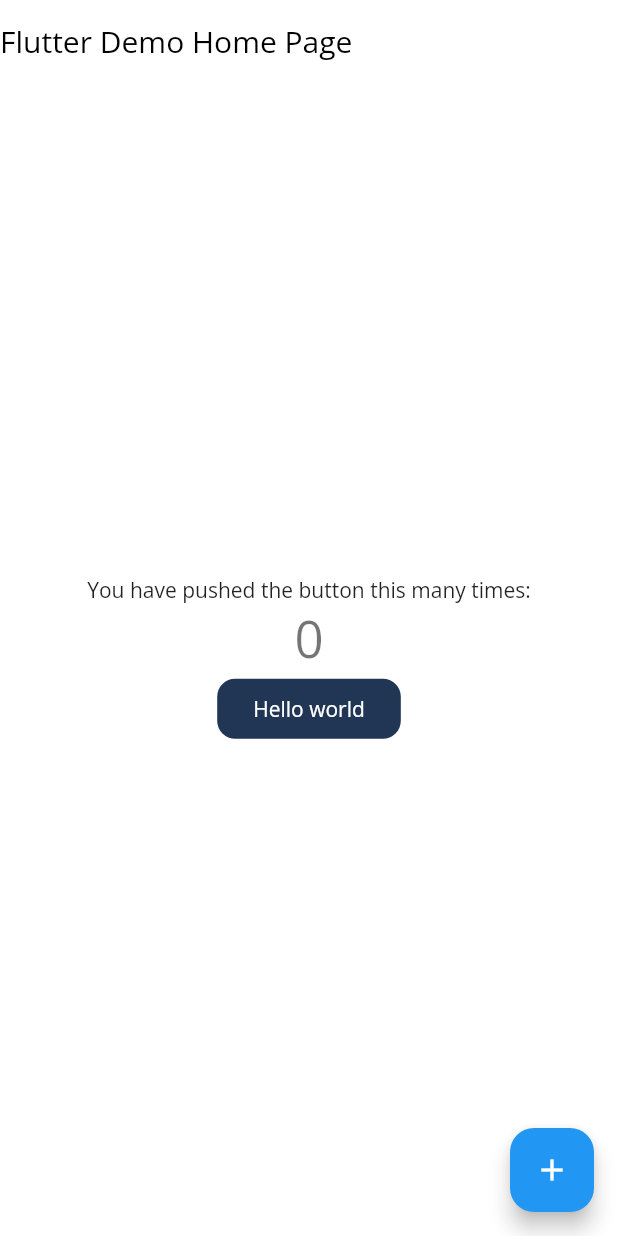
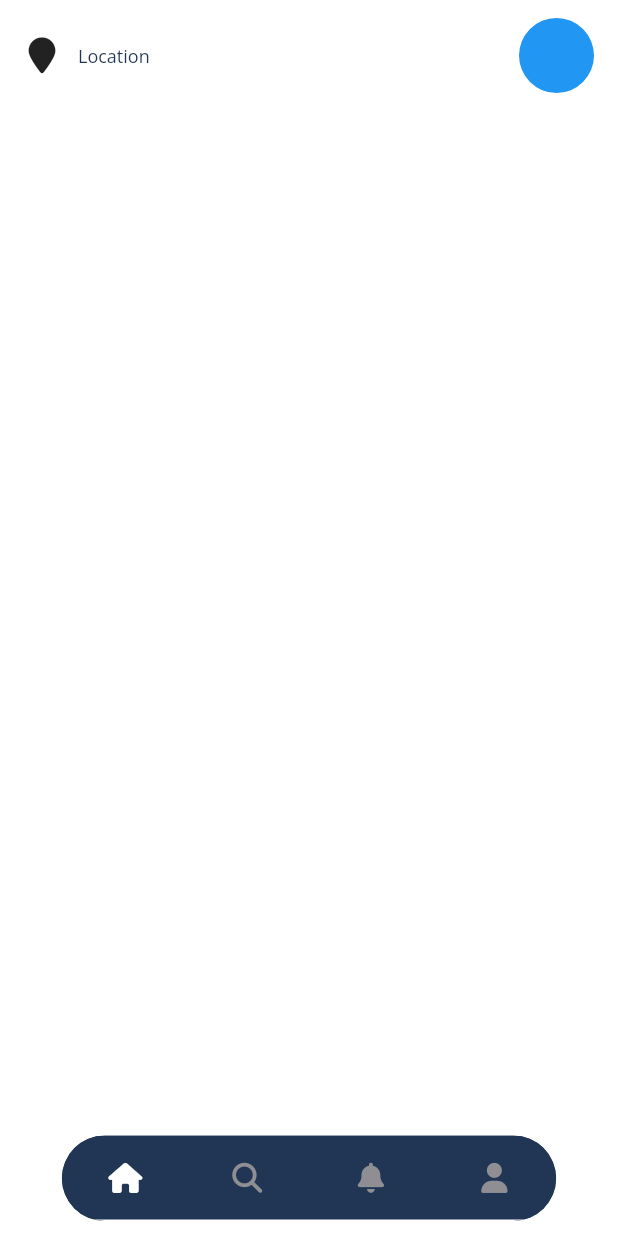
Before and after one commit to chhily/travel-go, a Flutter app: the screen it shows after launch, on a phone screen of 412 x 824 dp. Run offline on Flutter 3.47's test engine with Material 2 defaults, Android fonts, the phone set to English and light mode, and no system bars; our stand-ins replace font_awesome_flutter, google_fonts.

Commit message:
config root project

```diff
--- a/lib/constant/app_size.dart
+++ b/lib/constant/app_size.dart
@@ -2,12 +2,12 @@ import 'package:flutter/material.dart';
 
 class FontSize {
   FontSize._();
-  static const double fontSizeSmall = 8;
-  static const double fontSizeMedium = 12;
-  static const double fontSizeRegular = 14;
-  static const double fontSizeBig = 16;
-  static const double fontSizeTitle = 20;
-  static const double fontSizeHuge = 24;
+  static const double fontSizeSmall = 4;
+  static const double fontSizeMedium = 8;
+  static const double fontSizeRegular = 12;
+  static const double fontSizeBig = 14;
+  static const double fontSizeTitle = 16;
+  static const double fontSizeHuge = 20;
 }
 
 class AppRadius {
--- a/lib/constant/app_theme.dart
+++ b/lib/constant/app_theme.dart
@@ -0,0 +1,49 @@
+import 'package:flutter/material.dart';
+import 'package:flutter/services.dart';
+import 'package:google_fonts/google_fonts.dart';
+import 'package:travel_go/constant/app_color.dart';
+import 'package:travel_go/constant/app_size.dart';
+
+class AppTheme {
+  AppTheme._();
+
+  static ThemeData theme(TextTheme textTheme) {
+    return ThemeData(
+      textTheme: GoogleFonts.openSansTextTheme(textTheme).copyWith(),
+      elevatedButtonTheme: ElevatedButtonThemeData(
+        style: ElevatedButton.styleFrom(
+          elevation: 0,
+          backgroundColor: AppColors.primary,
+          textStyle: GoogleFonts.openSans(
+            fontSize: FontSize.fontSizeRegular,
+            color: AppColors.white,
+          ),
+          foregroundColor: AppColors.white,
+          shape: RoundedRectangleBorder(borderRadius: AppRadius.regular),
+        ),
+      ),
+      appBarTheme: AppBarTheme(
+        backgroundColor: Colors.transparent,
+        elevation: 0,
+        titleSpacing: 0,
+        titleTextStyle: GoogleFonts.openSans(
+          fontSize: FontSize.fontSizeTitle,
+          color: Colors.black,
+        ),
+        systemOverlayStyle: const SystemUiOverlayStyle(
+          statusBarColor: Colors.transparent,
+          statusBarIconBrightness: Brightness.dark, // For Android (dark icons)
+          statusBarBrightness: Brightness.light,
+        ),
+      ),
+      colorScheme: ColorScheme.fromSwatch().copyWith(
+          // seedColor: AppColors.primary,
+          primary: AppColors.primary,
+          secondary: AppColors.secondary,
+          surfaceTint: AppColors.black,
+          background: AppColors.white),
+      useMaterial3: true,
+      splashFactory: InkSparkle.splashFactory,
+    );
+  }
+}
--- a/lib/main.dart
+++ b/lib/main.dart
@@ -1,8 +1,7 @@
 import 'package:flutter/material.dart';
-import 'package:flutter/services.dart';
-import 'package:google_fonts/google_fonts.dart';
-import 'package:travel_go/constant/app_color.dart';
-import 'package:travel_go/constant/app_size.dart';
+import 'package:travel_go/constant/app_theme.dart';
+import 'package:travel_go/view/home/home.dart';
+import 'package:travel_go/view/root.dart';
 
 void main() {
   runApp(const MyApp());
@@ -17,136 +16,8 @@ class MyApp extends StatelessWidget {
     final textTheme = Theme.of(context).textTheme;
     return MaterialApp(
       title: 'Flutter Demo',
-      theme: ThemeData(
-        textTheme: GoogleFonts.openSansTextTheme(textTheme).copyWith(),
-        elevatedButtonTheme: ElevatedButtonThemeData(
-          style: ElevatedButton.styleFrom(
-            elevation: 0,
-            backgroundColor: AppColors.primary,
-            textStyle: GoogleFonts.openSans(
-              fontSize: FontSize.fontSizeRegular,
-              color: AppColors.white,
-            ),
-            foregroundColor: AppColors.white,
-            shape: RoundedRectangleBorder(borderRadius: AppRadius.regular),
-          ),
-        ),
-        appBarTheme: AppBarTheme(
-          backgroundColor: Colors.transparent,
-          elevation: 0,
-          titleSpacing: 0,
-          titleTextStyle: GoogleFonts.openSans(
-            fontSize: FontSize.fontSizeTitle,
-            color: Colors.black,
-          ),
-          systemOverlayStyle: const SystemUiOverlayStyle(
-            statusBarColor: Colors.transparent,
-            statusBarIconBrightness:
-                Brightness.dark, // For Android (dark icons)
-            statusBarBrightness: Brightness.light,
-          ),
-        ),
-        colorScheme: ColorScheme.fromSwatch().copyWith(
-            // seedColor: AppColors.primary,
-            primary: AppColors.primary,
-            secondary: AppColors.secondary,
-            surfaceTint: AppColors.black,
-            background: AppColors.white),
-        useMaterial3: true,
-        splashFactory: InkSparkle.splashFactory,
-      ),
-      home: const MyHomePage(title: 'Flutter Demo Home Page'),
+      theme: AppTheme.theme(textTheme),
+      home: const TravelGoRoot(),
     );
   }
 }
-
-class MyHomePage extends StatefulWidget {
-  const MyHomePage({super.key, required this.title});
-
-  // This widget is the home page of your application. It is stateful, meaning
-  // that it has a State object (defined below) that contains fields that affect
-  // how it looks.
-
-  // This class is the configuration for the state. It holds the values (in this
-  // case the title) provided by the parent (in this case the App widget) and
-  // used by the build method of the State. Fields in a Widget subclass are
-  // always marked "final".
-
-  final String title;
-
-  @override
-  State<MyHomePage> createState() => _MyHomePageState();
-}
-
-class _MyHomePageState extends State<MyHomePage> {
-  int _counter = 0;
-
-  void _incrementCounter() {
-    setState(() {
-      // This call to setState tells the Flutter framework that something has
-      // changed in this State, which causes it to rerun the build method below
-      // so that the display can reflect the updated values. If we changed
-      // _counter without calling setState(), then the build method would not be
-      // called again, and so nothing would appear to happen.
-      _counter++;
-    });
-  }
-
-  @override
-  Widget build(BuildContext context) {
-    // This method is rerun every time setState is called, for instance as done
-    // by the _incrementCounter method above.
-    //
-    // The Flutter framework has been optimized to make rerunning build methods
-    // fast, so that you can just rebuild anything that needs updating rather
-    // than having to individually change instances of widgets.
-    return Scaffold(
-      appBar: AppBar(
-        // TRY THIS: Try changing the color here to a specific color (to
-        // Colors.amber, perhaps?) and trigger a hot reload to see the AppBar
-        // change color while the other colors stay the same.
-        backgroundColor: Theme.of(context).colorScheme.inversePrimary,
-        // Here we take the value from the MyHomePage object that was created by
-        // the App.build method, and use it to set our appbar title.
-        title: Text(widget.title),
-      ),
-      body: Center(
-        // Center is a layout widget. It takes a single child and positions it
-        // in the middle of the parent.
-        child: Column(
-          // Column is also a layout widget. It takes a list of children and
-          // arranges them vertically. By default, it sizes itself to fit its
-          // children horizontally, and tries to be as tall as its parent.
-          //
-          // Column has various properties to control how it sizes itself and
-          // how it positions its children. Here we use mainAxisAlignment to
-          // center the children vertically; the main axis here is the vertical
-          // axis because Columns are vertical (the cross axis would be
-          // horizontal).
-          //
-          // TRY THIS: Invoke "debug painting" (choose the "Toggle Debug Paint"
-          // action in the IDE, or press "p" in the console), to see the
-          // wireframe for each widget.
-          mainAxisAlignment: MainAxisAlignment.center,
-          children: <Widget>[
-            const Text(
-              'You have pushed the button this many times:',
-            ),
-            Text(
-              '$_counter',
-              style: Theme.of(context).textTheme.headlineMedium,
-            ),
-            Flexible(
-                child: ElevatedButton(
-                    onPressed: () {}, child: Text("Hello world")))
-          ],
-        ),
-      ),
-      floatingActionButton: FloatingActionButton(
-        onPressed: _incrementCounter,
-        tooltip: 'Increment',
-        child: const Icon(Icons.add),
-      ), // This trailing comma makes auto-formatting nicer for build methods.
-    );
-  }
-}
--- a/lib/util/app_helper.dart
+++ b/lib/util/app_helper.dart
@@ -0,0 +1,10 @@
+class AppHelper {
+  AppHelper._();
+
+  static String assetsString(
+      {required String image, required dynamic fileEXT}) {
+    return "assets/images/$image.${fileEXT.toString()}";
+  }
+
+
+}
--- a/lib/util/ui_helper.dart
+++ b/lib/util/ui_helper.dart
@@ -1,13 +1,25 @@
 import 'package:flutter/material.dart';
+import 'package:travel_go/constant/app_size.dart';
+
+import '../constant/app_color.dart';
 
 class UIHelper {
-  static Text textHelper({required String text, TextAlign? textAlign, FontWeight? fontWeight}) {
+  UIHelper._();
+
+  static Text textHelper({
+    required String text,
+    TextAlign? textAlign,
+    FontWeight? fontWeight,
+    double? fontSize,
+    Color? textColor,
+  }) {
     return Text(
       text,
       textAlign: textAlign,
       style: TextStyle(
-        fontWeight: fontWeight,
-
+        fontWeight: fontWeight ?? FontWeight.normal,
+        fontSize: fontSize ?? FontSize.fontSizeRegular,
+        color: textColor ?? AppColors.primary,
       ),
     );
   }
--- /dev/null
+++ b/lib/view/home/home.dart
@@ -0,0 +1,32 @@
+import 'package:flutter/material.dart';
+import 'package:font_awesome_flutter/font_awesome_flutter.dart';
+import 'package:travel_go/constant/app_spacing.dart';
+import 'package:travel_go/util/ui_helper.dart';
+
+class HomePage extends StatelessWidget {
+  const HomePage({super.key});
+
+  @override
+  Widget build(BuildContext context) {
+    return ListView(
+      padding: AppGap.regularGap,
+      children: [
+        Row(
+          children: [
+            Row(
+              children: [
+                const Icon(FontAwesomeIcons.locationPin),
+                HorizontalSpacing.regular,
+                UIHelper.textHelper(text: "Location")
+              ],
+            ),
+            const Spacer(),
+            const CircleAvatar(
+              radius: 25,
+            )
+          ],
+        )
+      ],
+    );
+  }
+}
--- /dev/null
+++ b/lib/view/root.dart
@@ -0,0 +1,84 @@
+import 'package:flutter/gestures.dart';
+import 'package:flutter/material.dart';
+import 'package:font_awesome_flutter/font_awesome_flutter.dart';
+import 'package:travel_go/constant/app_color.dart';
+import 'package:travel_go/view/home/home.dart';
+import 'package:travel_go/widget/bottom_bar.dart';
+
+class TravelGoRoot extends StatefulWidget {
+  const TravelGoRoot({super.key});
+
+  @override
+  State<TravelGoRoot> createState() => TravelGoRootState();
+}
+
+class TravelGoRootState extends State<TravelGoRoot>
+    with SingleTickerProviderStateMixin {
+  late int currentPage;
+  late TabController tabController;
+  final List<Color> colors = [
+    AppColors.white,
+    AppColors.white,
+    AppColors.white,
+    AppColors.white,
+    AppColors.white,
+  ];
+
+  final List<IconData> icons = [
+    FontAwesomeIcons.house,
+    FontAwesomeIcons.magnifyingGlass,
+    FontAwesomeIcons.solidBell,
+    FontAwesomeIcons.solidUser
+  ];
+
+  @override
+  void initState() {
+    super.initState();
+    currentPage = 0;
+    tabController = TabController(length: 5, vsync: this);
+    tabController.animation!.addListener(
+      () {
+        final value = tabController.animation!.value.round();
+        if (value != currentPage && mounted) {
+          changePage(value);
+        }
+      },
+    );
+  }
+
+  void changePage(int newPage) {
+    setState(() {
+      currentPage = newPage;
+    });
+  }
+
+  @override
+  void dispose() {
+    tabController.dispose();
+    super.dispose();
+  }
+
+  @override
+  Widget build(BuildContext context) {
+    return Scaffold(
+      body: SafeArea(
+        child: BottomBar(
+          icons: icons,
+          currentPage: currentPage,
+          tabController: tabController,
+          colors: colors,
+          unselectedColor: AppColors.textSecondary,
+          barColor: AppColors.primary,
+          start: 10,
+          end: 2,
+          child: TabBarView(
+            controller: tabController,
+            dragStartBehavior: DragStartBehavior.down,
+            physics: const NeverScrollableScrollPhysics(),
+            children: const [HomePage()],
+          ),
+        ),
+      ),
+    );
+  }
+}
--- /dev/null
+++ b/lib/widget/bottom_bar.dart
@@ -0,0 +1,301 @@
+import 'package:flutter/material.dart';
+import 'package:flutter/rendering.dart';
+
+class BottomBar extends StatefulWidget {
+  final Widget child;
+  final int currentPage;
+  final TabController tabController;
+  final List<Color> colors;
+  final Color unselectedColor;
+  final Color barColor;
+  final double end;
+  final List<IconData> icons;
+  final double start;
+  const BottomBar({
+    required this.child,
+    required this.currentPage,
+    required this.tabController,
+    required this.colors,
+    required this.unselectedColor,
+    required this.barColor,
+    required this.end,
+    required this.start,
+    Key? key,
+    required this.icons,
+  }) : super(key: key);
+
+  @override
+  State<BottomBar> createState() => _BottomBarState();
+}
+
+class _BottomBarState extends State<BottomBar>
+    with SingleTickerProviderStateMixin {
+  ScrollController scrollBottomBarController = ScrollController();
+  late AnimationController _controller;
+  late Animation<Offset> _offsetAnimation;
+  bool isScrollingDown = false;
+  bool isOnTop = true;
+
+  @override
+  void initState() {
+    myScroll();
+    super.initState();
+    _controller = AnimationController(
+      duration: const Duration(milliseconds: 300),
+      vsync: this,
+    );
+    _offsetAnimation = Tween<Offset>(
+      begin: Offset(0, widget.end),
+      end: Offset.zero,
+    ).animate(CurvedAnimation(
+      parent: _controller,
+      curve: Curves.easeIn,
+    ))
+      ..addListener(() {
+        if (mounted) {
+          setState(() {});
+        }
+      });
+    _controller.forward();
+  }
+
+  void showBottomBar() {
+    if (mounted) {
+      setState(() {
+        _controller.forward();
+      });
+    }
+  }
+
+  void hideBottomBar() {
+    if (mounted) {
+      setState(() {
+        _controller.reverse();
+      });
+    }
+  }
+
+  Future<void> myScroll() async {
+    scrollBottomBarController.addListener(() {
+      if (scrollBottomBarController.position.userScrollDirection ==
+          ScrollDirection.reverse) {
+        if (!isScrollingDown) {
+          isScrollingDown = true;
+          isOnTop = false;
+          hideBottomBar();
+        }
+      }
+      if (scrollBottomBarController.position.userScrollDirection ==
+          ScrollDirection.forward) {
+        if (isScrollingDown) {
+          isScrollingDown = false;
+          isOnTop = true;
+          showBottomBar();
+        }
+      }
+    });
+  }
+
+  @override
+  void dispose() {
+    scrollBottomBarController.removeListener(() {});
+    _controller.dispose();
+    super.dispose();
+  }
+
+  List<Widget> navBarIcon(
+      {required List<IconData> icons, required List<Color> iconColors}) {
+    return List.generate(icons.length, (index) {
+      return SizedBox(
+        height: 55,
+        width: 40,
+        child: Center(
+          child: Icon(
+            icons[index],
+            size: 20,
+            color: widget.currentPage == index
+                ? iconColors[index]
+                : widget.unselectedColor,
+          ),
+        ),
+      );
+    });
+  }
+
+  @override
+  Widget build(BuildContext context) {
+    return Stack(
+      fit: StackFit.expand,
+      alignment: Alignment.bottomCenter,
+      children: [
+        InheritedDataProvider(
+          scrollController: scrollBottomBarController,
+          child: widget.child,
+        ),
+        Positioned(
+          bottom: widget.start,
+          child: AnimatedContainer(
+            duration: const Duration(milliseconds: 300),
+            curve: Curves.easeIn,
+            width: isOnTop == true ? 0 : 40,
+            height: isOnTop == true ? 0 : 40,
+            decoration: BoxDecoration(
+              color: widget.barColor,
+              shape: BoxShape.circle,
+            ),
+            padding: EdgeInsets.zero,
+            margin: EdgeInsets.zero,
+            child: ClipOval(
+              child: Material(
+                color: Colors.transparent,
+                child: SizedBox(
+                  height: 40,
+                  width: 40,
+                  child: Center(
+                    child: IconButton(
+                      padding: EdgeInsets.zero,
+                      onPressed: () {
+                        scrollBottomBarController
+                            .animateTo(
+                          scrollBottomBarController.position.minScrollExtent,
+                          duration: const Duration(milliseconds: 500),
+                          curve: Curves.easeIn,
+                        )
+                            .then((value) {
+                          if (mounted) {
+                            setState(() {
+                              isOnTop = true;
+                              isScrollingDown = false;
+                            });
+                          }
+                          showBottomBar();
+                        });
+                      },
+                      icon: Icon(
+                        Icons.arrow_upward_rounded,
+                        color: widget.unselectedColor,
+                      ),
+                    ),
+                  ),
+                ),
+              ),
+            ),
+          ),
+        ),
+        Positioned(
+          bottom: widget.start,
+          child: SlideTransition(
+            position: _offsetAnimation,
+            child: ClipRRect(
+              borderRadius: BorderRadius.circular(500),
+              child: Container(
+                width: MediaQuery.of(context).size.width * 0.8,
+                decoration: BoxDecoration(
+                  color: Theme.of(context).primaryColor,
+                  borderRadius: BorderRadius.circular(500),
+                ),
+                child: Material(
+                  color: widget.barColor,
+                  child: TabBar(
+                    indicatorPadding: const EdgeInsets.fromLTRB(6, 0, 6, 0),
+                    controller: widget.tabController,
+                    indicator: const BoxDecoration(),
+                    // indicator: UnderlineTabIndicator(
+                    //     borderSide: BorderSide(
+                    //         color: widget.currentPage == 0
+                    //             ? widget.colors[0]
+                    //             : widget.currentPage == 1
+                    //                 ? widget.colors[1]
+                    //                 : widget.currentPage == 2
+                    //                     ? widget.colors[2]
+                    //                     : widget.currentPage == 3
+                    //                         ? widget.colors[3]
+                    //                         : widget.currentPage == 4
+                    //                             ? widget.colors[4]
+                    //                             : widget.unselectedColor,
+                    //         width: 4),
+                    //     insets: const EdgeInsets.fromLTRB(16, 0, 16, 8)),
+                    // tabs: const [
+                    //   // SizedBox(
+                    //   //   height: 55,
+                    //   //   width: 40,
+                    //   //   child: Center(
+                    //   //     child: Icon(
+                    //   //       Icons.home,
+                    //   //       color: widget.currentPage == 0
+                    //   //           ? widget.colors[0]
+                    //   //           : widget.unselectedColor,
+                    //   //     ),
+                    //   //   ),
+                    //   // ),
+                    //   // SizedBox(
+                    //   //   height: 55,
+                    //   //   width: 40,
+                    //   //   child: Center(
+                    //   //       child: Icon(
+                    //   //     Icons.search,
+                    //   //     color: widget.currentPage == 1
+                    //   //         ? widget.colors[1]
+                    //   //         : widget.unselectedColor,
+                    //   //   )),
+                    //   // ),
+                    //   // SizedBox(
+                    //   //   height: 55,
+                    //   //   width: 40,
+                    //   //   child: Center(
+                    //   //       child: Icon(
+                    //   //     Icons.add,
+                    //   //     color: widget.currentPage == 2
+                    //   //         ? widget.colors[2]
+                    //   //         : widget.unselectedColor,
+                    //   //   )),
+                    //   // ),
+                    //   // SizedBox(
+                    //   //   height: 55,
+                    //   //   width: 40,
+                    //   //   child: Center(
+                    //   //       child: Icon(
+                    //   //     Icons.favorite,
+                    //   //     color: widget.currentPage == 3
+                    //   //         ? widget.colors[3]
+                    //   //         : widget.unselectedColor,
+                    //   //   )),
+                    //   // ),
+                    //   // SizedBox(
+                    //   //   height: 55,
+                    //   //   width: 40,
+                    //   //   child: Center(
+                    //   //       child: Icon(
+                    //   //     Icons.settings,
+                    //   //     color: widget.currentPage == 4
+                    //   //         ? widget.colors[4]
+                    //   //         : widget.unselectedColor,
+                    //   //   )),
+                    //   // ),
+                    // ],
+                    tabs: navBarIcon(
+                        icons: widget.icons, iconColors: widget.colors),
+                  ),
+                ),
+              ),
+            ),
+          ),
+        ),
+      ],
+    );
+  }
+}
+
+class InheritedDataProvider extends InheritedWidget {
+  final ScrollController scrollController;
+  const InheritedDataProvider({
+    super.key,
+    required Widget child,
+    required this.scrollController,
+  }) : super(child: child);
+  @override
+  bool updateShouldNotify(InheritedDataProvider oldWidget) =>
+      scrollController != oldWidget.scrollController;
+  static InheritedDataProvider of(BuildContext context) =>
+      context.dependOnInheritedWidgetOfExactType<InheritedDataProvider>()!;
+}
```
Also changed, not shown: pubspec.yaml (+6 -1 lines), pubspec.lock.
